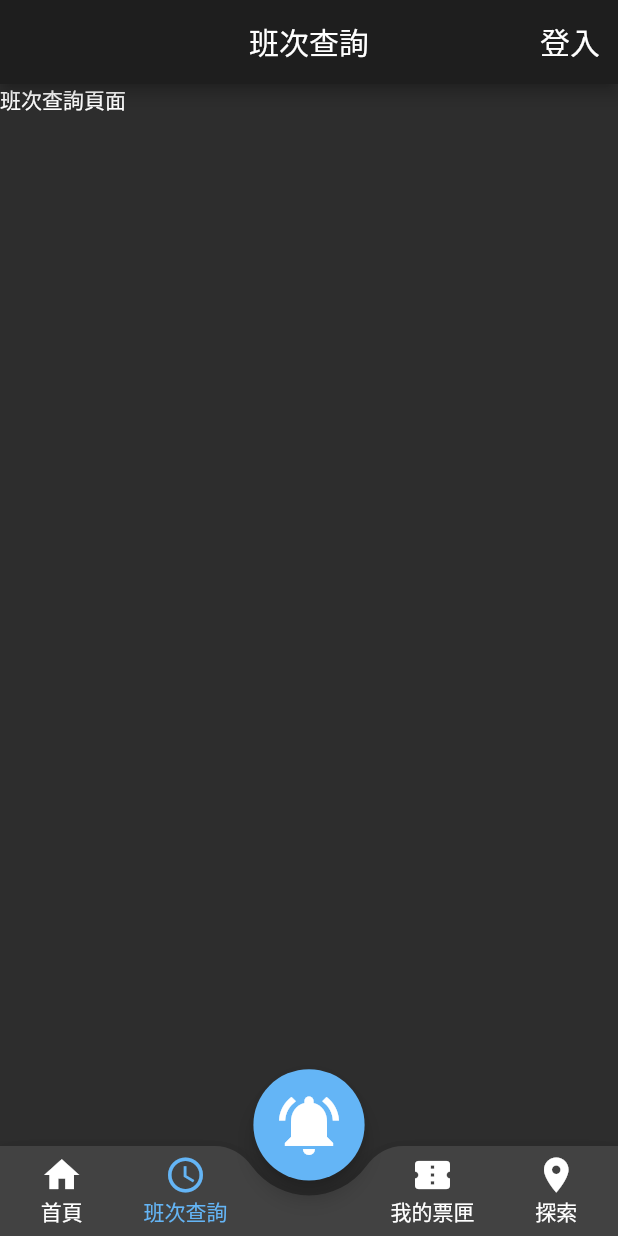
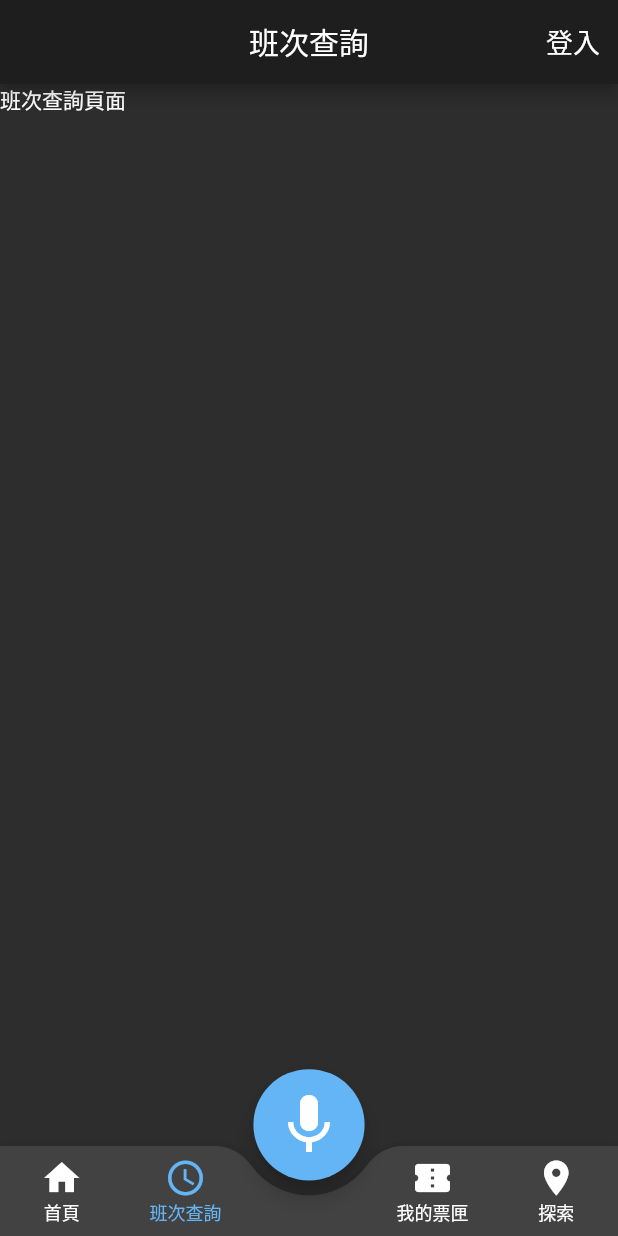
Before and after one commit to IamPurpleRed/TRA_Helper_Client, a Flutter app: the screen it shows after launch, item 2 of the bottom bar chosen, on a phone screen of 412 x 824 dp. Run offline on Flutter 3.47's test engine with Material 2 defaults, Android fonts, the phone set to English and light mode, and no system bars; our stand-ins replace speech_to_text, wakelock.

Commit message:
fixed: 小螢幕手機排版超出範圍

```diff
--- a/lib/config/constants.dart
+++ b/lib/config/constants.dart
@@ -1,3 +1,4 @@
 class Constants {
   static const double defaultIconSize = 28.0;
+  static const double smallDeviceHeight = 700.0;
 }
--- a/lib/main.dart
+++ b/lib/main.dart
@@ -1,4 +1,5 @@
 import 'package:flutter/material.dart';
+import 'package:wakelock/wakelock.dart';
 
 import '/config/constants.dart';
 import '/config/palette.dart';
@@ -13,6 +14,7 @@
 
   @override
   Widget build(BuildContext context) {
+    Wakelock.enable();
     return MaterialApp(
       title: '台鐵幫幫盲',
       debugShowCheckedModeBanner: true,
--- a/lib/screens/home_page_easy.dart
+++ b/lib/screens/home_page_easy.dart
@@ -18,8 +18,8 @@
 
   @override
   Widget build(BuildContext context) {
-    final vw = MediaQuery.of(context).size.width;
-    final vh = MediaQuery.of(context).size.height;
+    final double vw = MediaQuery.of(context).size.width;
+    final double vh = MediaQuery.of(context).size.height;
 
     return Stack(
       children: [
--- a/lib/screens/main_frame.dart
+++ b/lib/screens/main_frame.dart
@@ -7,7 +7,7 @@
 import '/screens/my_tickets_page.dart';
 import '/screens/explore_page.dart';
 
-const bool easymode = true; // 暫時變數，簡易模式即為true
+const bool easymode = false; // 暫時變數，簡易模式即為true
 const bool loginStatus = true; // 暫時變數，有登入即為true
 
 class MainFrame extends StatefulWidget {
@@ -15,16 +15,22 @@
 
   final List<Widget> _pages = [
     if (easymode) HomePageEasy(),
-    if (!easymode) HomePage(),
-    ScheduleSearchPage(),
-    MyTicketsPage(),
-    ExplorePage(),
+    if (!easymode) const HomePage(),
+    const ScheduleSearchPage(),
+    const MyTicketsPage(),
+    const ExplorePage(),
   ];
   static const List<String> _pageTitles = [
     '台鐵幫幫盲',
     '班次查詢',
     '我的票匣',
     '探索',
+  ];
+  static const List<IconData> _pageIcons = [
+    Icons.home,
+    Icons.schedule,
+    Icons.confirmation_number,
+    Icons.location_on,
   ];
 
   @override
@@ -36,8 +42,8 @@
 
   @override
   Widget build(BuildContext context) {
-    final vw = MediaQuery.of(context).size.width;
-    final vh = MediaQuery.of(context).size.height;
+    final double vw = MediaQuery.of(context).size.width;
+    final double vh = MediaQuery.of(context).size.height;
 
     return Scaffold(
       backgroundColor: Palette.backgroundColor,
@@ -49,7 +55,7 @@
           Padding(
             padding: EdgeInsets.all(12),
             child: Center(
-              child: loginStatus ? Text('登入', style: TextStyle(fontSize: 20)) : Icon(Icons.account_circle),
+              child: loginStatus ? Text('登入', style: TextStyle(fontSize: 18)) : Icon(Icons.account_circle),
             ),
           ),
         ],
@@ -82,54 +88,8 @@
                 child: Row(
                   mainAxisAlignment: MainAxisAlignment.spaceAround,
                   children: [
-                    SizedBox(
-                      width: vw * 0.15,
-                      child: InkWell(
-                        customBorder: const CircleBorder(),
-                        child: Column(
-                          mainAxisAlignment: MainAxisAlignment.center,
-                          children: [
-                            Icon(
-                              Icons.home,
-                              color: (currentPageIndex == 0) ? Palette.secondaryColor : Colors.white,
-                            ),
-                            Text(
-                              '首頁',
-                              style: TextStyle(
-                                color: (currentPageIndex == 0) ? Palette.secondaryColor : Colors.white,
-                              ),
-                            ),
-                          ],
-                        ),
-                        onTap: () {
-                          setState(() => currentPageIndex = 0);
-                        },
-                      ),
-                    ),
-                    SizedBox(
-                      width: vw * 0.15,
-                      child: InkWell(
-                        customBorder: const CircleBorder(),
-                        child: Column(
-                          mainAxisAlignment: MainAxisAlignment.center,
-                          children: [
-                            Icon(
-                              Icons.schedule,
-                              color: (currentPageIndex == 1) ? Palette.secondaryColor : Colors.white,
-                            ),
-                            Text(
-                              MainFrame._pageTitles[1],
-                              style: TextStyle(
-                                color: (currentPageIndex == 1) ? Palette.secondaryColor : Colors.white,
-                              ),
-                            ),
-                          ],
-                        ),
-                        onTap: () {
-                          setState(() => currentPageIndex = 1);
-                        },
-                      ),
-                    ),
+                    bottomAppBarItem(vw, 0, '首頁'),
+                    bottomAppBarItem(vw, 1, MainFrame._pageTitles[1]),
                   ],
                 ),
               ),
@@ -138,54 +98,8 @@
                 child: Row(
                   mainAxisAlignment: MainAxisAlignment.spaceAround,
                   children: [
-                    SizedBox(
-                      width: vw * 0.15,
-                      child: InkWell(
-                        customBorder: const CircleBorder(),
-                        child: Column(
-                          mainAxisAlignment: MainAxisAlignment.center,
-                          children: [
-                            Icon(
-                              Icons.confirmation_number,
-                              color: (currentPageIndex == 2) ? Palette.secondaryColor : Colors.white,
-                            ),
-                            Text(
-                              MainFrame._pageTitles[2],
-                              style: TextStyle(
-                                color: (currentPageIndex == 2) ? Palette.secondaryColor : Colors.white,
-                              ),
-                            ),
-                          ],
-                        ),
-                        onTap: () {
-                          setState(() => currentPageIndex = 2);
-                        },
-                      ),
-                    ),
-                    SizedBox(
-                      width: vw * 0.15,
-                      child: InkWell(
-                        customBorder: const CircleBorder(),
-                        child: Column(
-                          mainAxisAlignment: MainAxisAlignment.center,
-                          children: [
-                            Icon(
-                              Icons.location_on,
-                              color: (currentPageIndex == 3) ? Palette.secondaryColor : Colors.white,
-                            ),
-                            Text(
-                              MainFrame._pageTitles[3],
-                              style: TextStyle(
-                                color: (currentPageIndex == 3) ? Palette.secondaryColor : Colors.white,
-                              ),
-                            ),
-                          ],
-                        ),
-                        onTap: () {
-                          setState(() => currentPageIndex = 3);
-                        },
-                      ),
-                    ),
+                    bottomAppBarItem(vw, 2, MainFrame._pageTitles[2]),
+                    bottomAppBarItem(vw, 3, MainFrame._pageTitles[3]),
                   ],
                 ),
               ),
@@ -195,4 +109,32 @@
       ),
     );
   }
+
+  SizedBox bottomAppBarItem(double vw, int index, String text) {
+    return SizedBox(
+      width: vw * 0.15,
+      child: InkWell(
+        customBorder: const CircleBorder(),
+        child: Column(
+          mainAxisAlignment: MainAxisAlignment.center,
+          children: [
+            Icon(
+              MainFrame._pageIcons[index],
+              color: (currentPageIndex == index) ? Palette.secondaryColor : Colors.white,
+            ),
+            Text(
+              text,
+              style: TextStyle(
+                color: (currentPageIndex == index) ? Palette.secondaryColor : Colors.white,
+                fontSize: 12,
+              ),
+            ),
+          ],
+        ),
+        onTap: () {
+          setState(() => currentPageIndex = index);
+        },
+      ),
+    );
+  }
 }
```
Also changed, not shown: lib/screens/home_page.dart (+57 -52 lines), pubspec.yaml (+3 -53 lines), pubspec.lock, 1 other file.
